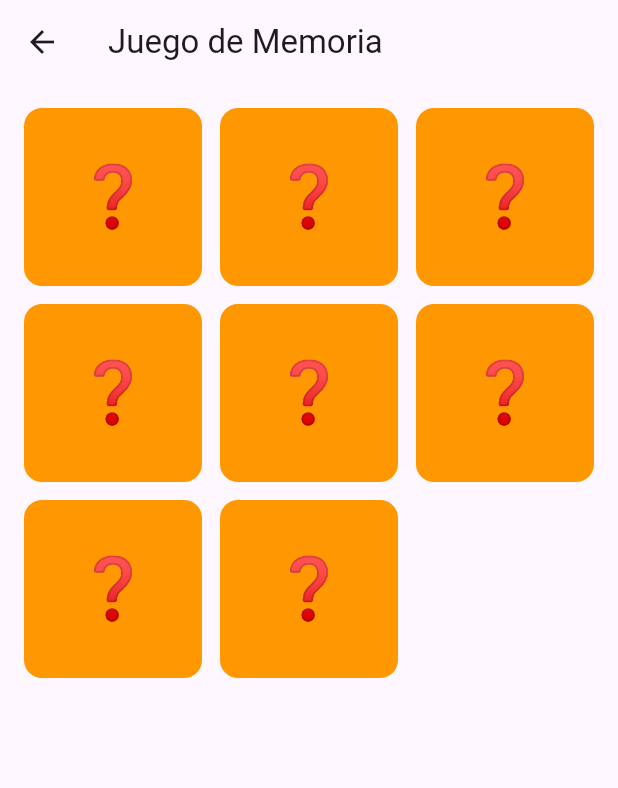
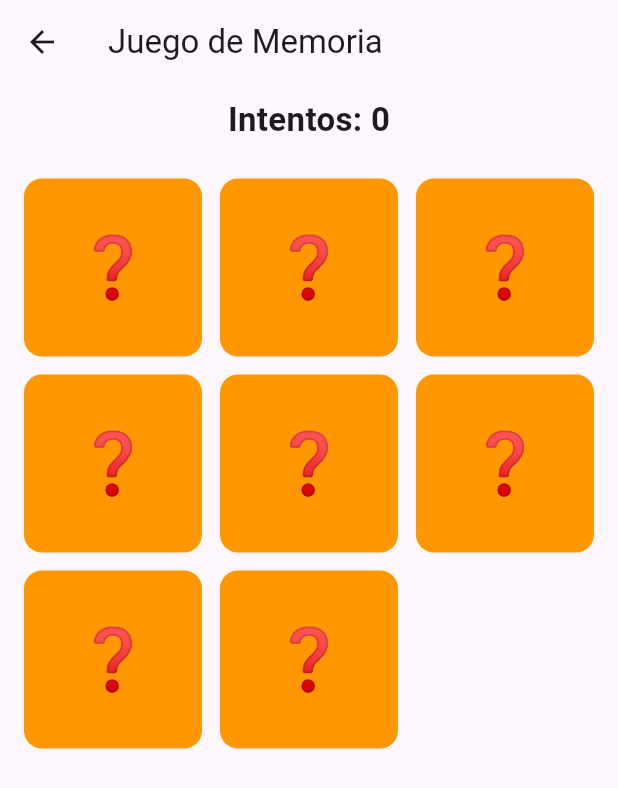
Before and after one commit to daniel374/gameMemory, a Flutter app: the screen it shows after launch, after a tap on "Fácil", on a phone screen of 412 x 824 dp. Shown: the top 788 px of the screen. Run offline on Flutter 3.47's test engine with Material 3 defaults, Android fonts, the phone set to English and light mode, and no system bars.

Commit message:
Se adiciona contador de intentos

```diff
--- a/lib/features/memory_game/logic/memory_game_controller.dart
+++ b/lib/features/memory_game/logic/memory_game_controller.dart
@@ -4,6 +4,7 @@ import '../models/memory_card.dart';
 class MemoryGameController {
   final GameLevel level;
   late List<MemoryCard> cards;
+  int attempts = 0;
 
   MemoryCard? _firstCard;
   bool _busy = false;
@@ -44,6 +45,7 @@ class MemoryGameController {
     }
 
     _busy = true;
+    attempts++; // 👈 AQUÍ CUENTA EL INTENTO
 
     if (_firstCard!.value == card.value) {
       _firstCard!.isMatched = true;
--- a/lib/features/memory_game/ui/memory_game_page.dart
+++ b/lib/features/memory_game/ui/memory_game_page.dart
@@ -24,7 +24,18 @@ class _MemoryGamePageState extends State<MemoryGamePage> {
   Widget build(BuildContext context) {
     return Scaffold(
       appBar: AppBar(title: const Text('Juego de Memoria')),
-      body: GridView.builder(
+      body: Column(
+        children: [
+          Padding(
+            padding: const EdgeInsets.all(8),
+            child: Text(
+              'Intentos: ${controller.attempts}',
+              style: const TextStyle(fontSize: 22, fontWeight: FontWeight.bold),
+            ),
+          ),
+
+          Expanded(
+            child: GridView.builder(
               padding: const EdgeInsets.all(16),
               itemCount: controller.cards.length,
               gridDelegate: const SliverGridDelegateWithFixedCrossAxisCount(
@@ -41,6 +52,9 @@ class _MemoryGamePageState extends State<MemoryGamePage> {
                 ),
               ),
             ),
+          ),
+        ],
+      ),
     );
   }
 
@@ -50,9 +64,9 @@ class _MemoryGamePageState extends State<MemoryGamePage> {
       barrierDismissible: false,
       builder: (_) => AlertDialog(
         title: const Text('🎉 ¡Muy bien!'),
-        content: const Text(
-          '¡Ganaste el juego!',
-          style: TextStyle(fontSize: 22),
+        content: Text(
+          'Ganaste en ${controller.attempts} intentos 💪',
+          style: const TextStyle(fontSize: 22),
         ),
         actions: [
           TextButton(
```
Lines whose indentation alone changed are shown as unchanged.
